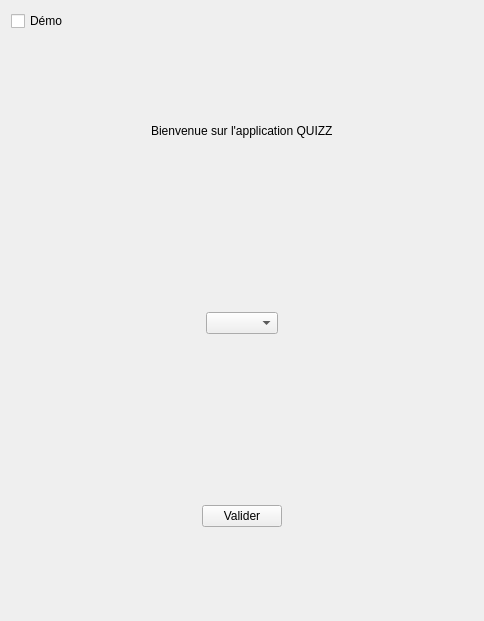
Before: the Qt Designer form Programmation/Application/Escape_Quiz_Projet_BTS/mainwindow.ui in BaptisteMagoni/Projet_escape_bts_7_quizz, drawn with Qt 5.
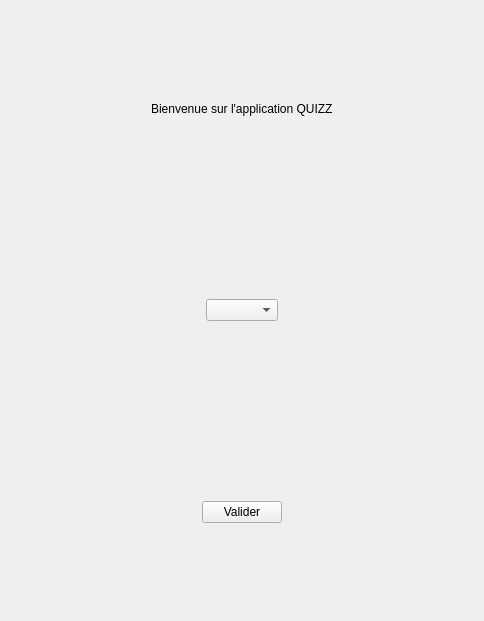
After: the same form once the commit is applied.

What changed in the file:
```diff
--- a/Programmation/Application/Escape_Quiz_Projet_BTS/mainwindow.ui
+++ b/Programmation/Application/Escape_Quiz_Projet_BTS/mainwindow.ui
@@ -15,13 +15,6 @@
   </property>
   <widget class="QWidget" name="ApplicationGlobale">
    <layout class="QVBoxLayout" name="verticalLayout_2">
-    <item>
-     <widget class="QCheckBox" name="check_demo">
-      <property name="text">
-       <string>Démo</string>
-      </property>
-     </widget>
-    </item>
     <item>
      <widget class="QWidget" name="ZoneLabel" native="true">
       <layout class="QHBoxLayout" name="horizontalLayout">
```
